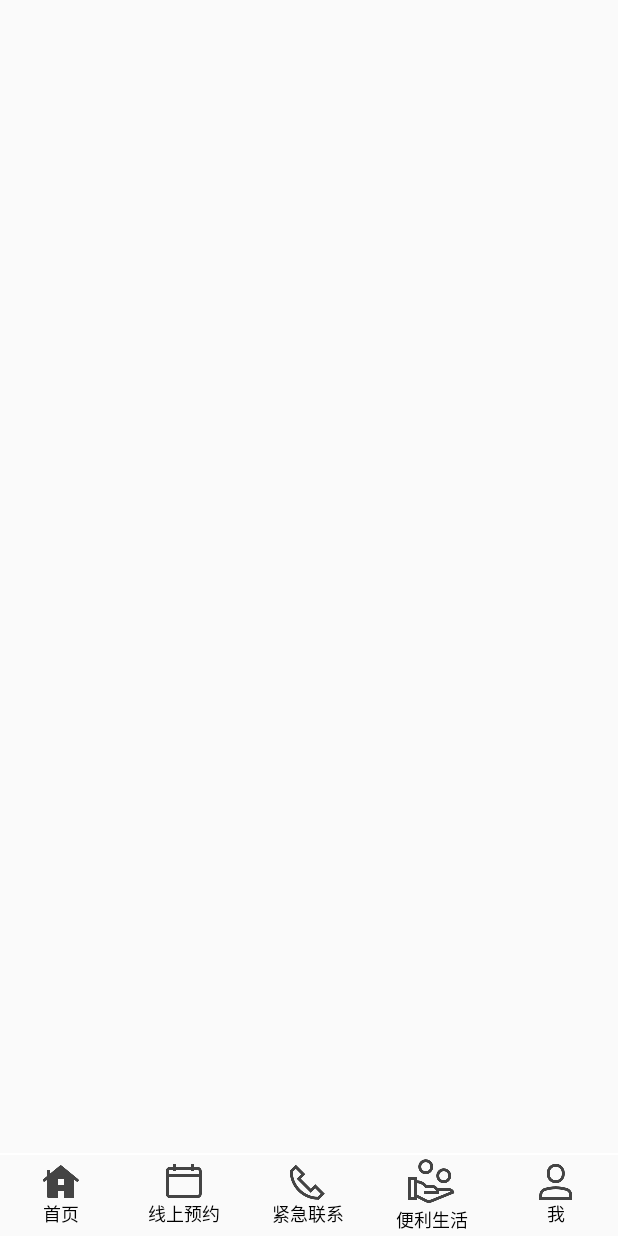
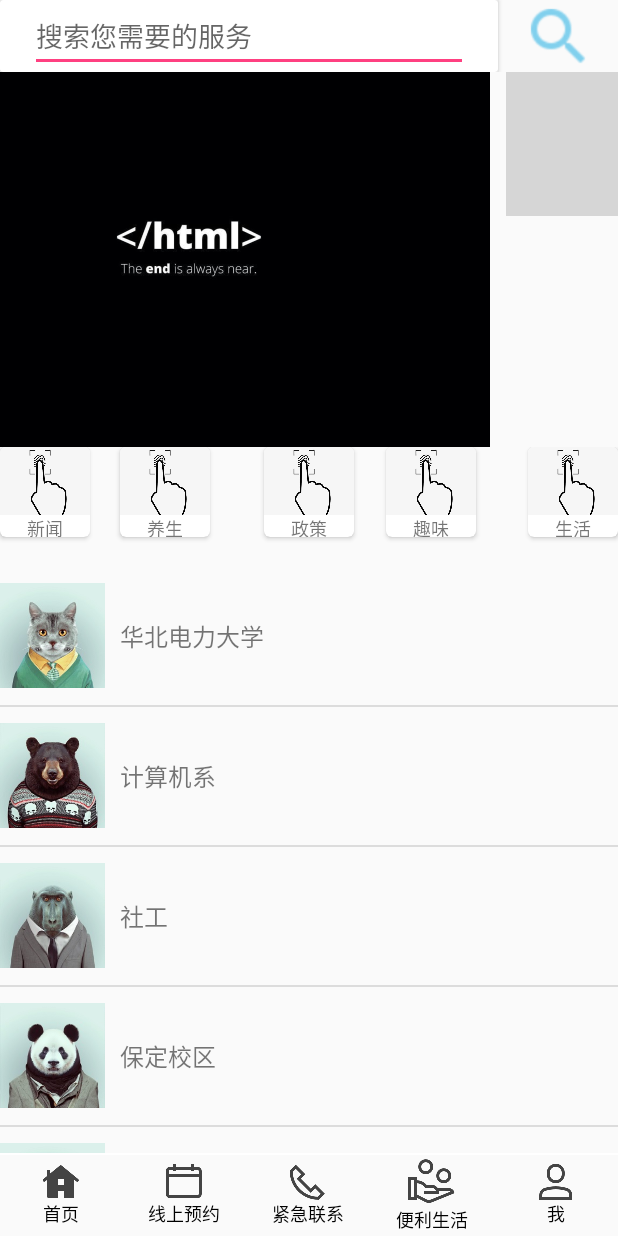
Before and after one commit to Rarchers/-, an Android app: the Home screen opened directly, with no data from a screen before it, on a phone screen of 412 x 824 dp. Run offline under Robolectric (Android 15) with nearby library versions, the phone set to English and light mode, and no system bars; grey boxes are pictures that could not be loaded.

Commit message:
主界面

```diff
--- a/app/build.gradle
+++ b/app/build.gradle
@@ -24,6 +24,9 @@ dependencies {
     implementation 'com.android.support.constraint:constraint-layout:1.1.3'
     implementation 'com.android.support:support-v4:27.1.1'
     implementation 'com.android.support:design:27.1.1'
+    implementation 'com.github.bumptech.glide:glide:3.7.0'
+
+
     testImplementation 'junit:junit:4.12'
     androidTestImplementation 'com.android.support.test:runner:1.0.2'
     implementation 'com.muddzdev:styleabletoast:2.1.2'//https://github.com/Muddz/StyleableToast
--- a/app/src/main/AndroidManifest.xml
+++ b/app/src/main/AndroidManifest.xml
@@ -47,7 +47,9 @@
         <activity android:name=".Login_Register.Register_two" />
         <activity android:name=".Login_Register.ForgetPwdActivity" />
         <activity android:name=".Login_Register.ForgetPwd_two" />
-        <activity android:name=".Acticitys.MainActivity" />
+        <activity android:name=".Acticitys.MainActivity"
+            android:windowSoftInputMode="adjustResize|stateHidden">
+        </activity>
         <activity android:name=".Acticitys.Setting_ME" />
         <activity android:name=".Acticitys.AllOders" />
         <activity
--- /dev/null
+++ b/app/src/main/java/com/rarcher/Adapter/Events.java
@@ -0,0 +1,22 @@
+package com.rarcher.Adapter;
+
+/**
+ * Created by 25532 on 2019/2/11.
+ */
+
+public class Events {
+    private String title;
+    private int imageId;
+
+    public Events(String tilte, int imageId){
+        this.title = tilte;
+        this.imageId = imageId;
+    }
+    public String getTitle() {
+        return title;
+    }
+
+    public int getImageId() {
+        return imageId;
+    }
+}
--- /dev/null
+++ b/app/src/main/java/com/rarcher/Adapter/Events_Adapter.java
@@ -0,0 +1,57 @@
+package com.rarcher.Adapter;
+
+import android.content.Context;
+import android.view.LayoutInflater;
+import android.view.View;
+import android.view.ViewGroup;
+import android.widget.ArrayAdapter;
+import android.widget.ImageView;
+import android.widget.TextView;
+
+
+import com.rarcher.R;
+
+import java.util.List;
+
+/**
+ * Created by R on 2019/2/11.
+ */
+
+public class Events_Adapter extends ArrayAdapter<Events> {
+
+    private int resourceId;
+
+    public Events_Adapter(Context context, int resource, List<Events> objects) {
+        super(context, resource,objects);
+        resourceId = resource;
+    }
+
+
+    @Override
+    public View getView(int position,  View convertView,  ViewGroup parent) {
+        Events events = getItem(position);
+        View view;
+        ViewHolder viewHolder;
+        //优化ListView
+        if (convertView == null){
+            view  = LayoutInflater.from(getContext()).inflate(resourceId,parent,false);
+            viewHolder = new ViewHolder();
+            viewHolder.imageView =view.findViewById(R.id.ac_title);
+            viewHolder.textView = view.findViewById(R.id.news_title);
+            view.setTag(viewHolder);
+
+        }
+        else {
+            view = convertView;
+            viewHolder = (ViewHolder) view.getTag();
+        }
+        viewHolder.imageView.setImageResource(events.getImageId());
+        viewHolder.textView.setText(events.getTitle());
+        return view;
+    }
+
+    class ViewHolder{
+        ImageView imageView;
+        TextView textView;
+    }
+}
--- /dev/null
+++ b/app/src/main/java/com/rarcher/Adapter/RecyAdapter.java
@@ -0,0 +1,71 @@
+package com.rarcher.Adapter;
+
+import android.content.Context;
+import android.support.v7.widget.RecyclerView;
+import android.view.LayoutInflater;
+import android.view.View;
+import android.view.ViewGroup;
+import android.widget.ImageView;
+
+import com.rarcher.R;
+
+import java.util.List;
+
+/**
+ * Created by 25532 on 2019/3/12.
+ */
+
+public class RecyAdapter extends RecyclerView.Adapter<RecyAdapter.ViewHolder> implements View.OnClickListener {
+    private Context context;
+    private List<Integer> datas;
+    private OnItemClickListener onItemClickListener;
+
+    public RecyAdapter(Context context, List<Integer> datas) {
+        this.context = context;
+        this.datas = datas;
+    }
+
+    @Override
+    public ViewHolder onCreateViewHolder(ViewGroup parent, int viewType) {
+        View view = LayoutInflater.from(context).inflate(R.layout.item, parent, false);
+        ViewHolder vh = new ViewHolder(view);
+        view.setOnClickListener(this);
+        return vh;
+    }
+
+    @Override
+    public void onBindViewHolder(ViewHolder holder, int position) {
+        int newPos = position % datas.size();
+        holder.img.setImageResource(datas.get(newPos));
+        holder.itemView.setTag(position);
+    }
+
+    @Override
+    public int getItemCount() {
+        return Integer.MAX_VALUE;
+    }
+
+    @Override
+    public void onClick(View view) {
+        if (onItemClickListener != null) {
+            onItemClickListener.onItemClick(view, (Integer) view.getTag());
+        }
+    }
+
+    class ViewHolder extends RecyclerView.ViewHolder {
+        ImageView img;
+
+        public ViewHolder(View itemView) {
+            super(itemView);
+            img = itemView.findViewById(R.id.img);
+        }
+    }
+
+    public void setOnItemClickListener(OnItemClickListener listener) {
+        this.onItemClickListener = listener;
+    }
+
+    public interface OnItemClickListener {
+        void onItemClick(View view, int tag);
+    }
+}
--- a/app/src/main/java/com/rarcher/Fragments/Home.java
+++ b/app/src/main/java/com/rarcher/Fragments/Home.java
@@ -1,31 +1,216 @@
 package com.rarcher.Fragments;
 
 
+import android.content.Context;
 import android.os.Bundle;
+import android.os.Handler;
 import android.support.v4.app.Fragment;
+import android.support.v7.widget.CardView;
+import android.support.v7.widget.LinearLayoutManager;
+import android.support.v7.widget.RecyclerView;
+import android.util.Log;
 import android.view.LayoutInflater;
 import android.view.View;
 import android.view.ViewGroup;
+import android.view.inputmethod.InputMethodManager;
+import android.widget.ImageView;
+import android.widget.ListAdapter;
+import android.widget.ListView;
+import android.widget.TextView;
+import android.widget.Toast;
 
+import com.rarcher.Adapter.Events;
+import com.rarcher.Adapter.Events_Adapter;
+import com.rarcher.Adapter.RecyAdapter;
 import com.rarcher.R;
+
+import java.util.ArrayList;
+import java.util.List;
+
+import static android.content.ContentValues.TAG;
+import static com.rarcher.Figure.FingerprintUtil.context;
 
 
 /**
  * A simple {@link Fragment} subclass.
  */
-public class Home extends Fragment {
+public class Home extends Fragment implements RecyAdapter.OnItemClickListener {
+
+
+    CardView news,life,yangsheng,zhengce,quwei;
+    TextView newstv,lifetv,yangshengtv,zhengcetv,quweitv;
+    ImageView newsiv,lifeiv,yangshengiv,zhengceiv,quweiiv;
+    ListView small_lv;
+    private List<Events> eventsList = new ArrayList<>();
+    Events_Adapter adapter;
+    RecyclerView recyclerview;
+    private Integer[] mImgIds = {R.drawable.html, R.drawable.you_define_me, R.drawable.html, R.drawable.you_define_me, R.drawable.html, R.drawable.you_define_me, R.drawable.html, R.drawable.you_define_me};
+    private List<Integer> datas = new ArrayList<>();
+    private RecyAdapter recyAdapter;
+    private Handler mHandler = new Handler();
+    private LinearLayoutManager layoutManager;
+    private int oldItem = 0;
 
 
     public Home() {
         // Required empty public constructor
     }
 
+    private void init(View view){
+        news = view.findViewById(R.id.news);
+        life = view.findViewById(R.id.shenghuo);
+        yangsheng = view.findViewById(R.id.yangsheng);
+        zhengce= view.findViewById(R.id.zhengce);
+        quwei = view.findViewById(R.id.quwei);
+        recyclerview = view.findViewById(R.id.recycler);
+        small_lv = view.findViewById(R.id.small_lv);
 
+        newstv = news.findViewById(R.id.the_name);
+        lifetv = life.findViewById(R.id.the_name);
+        yangshengtv = yangsheng.findViewById(R.id.the_name);
+        zhengcetv = zhengce.findViewById(R.id.the_name);
+        quweitv = quwei.findViewById(R.id.the_name);
+
+        newsiv = news.findViewById(R.id.the_image);
+        lifeiv = life.findViewById(R.id.the_image);
+        yangshengiv = yangsheng.findViewById(R.id.the_image);
+        zhengceiv = zhengce.findViewById(R.id.the_image);
+        quweiiv = quwei.findViewById(R.id.the_image);
+
+
+        newstv.setText("新闻");
+        lifetv.setText("生活");
+        yangshengtv.setText("养生");
+        zhengcetv.setText("政策");
+        quweitv.setText("趣味");
+
+        newsiv.setImageResource(R.drawable.figure);
+        lifeiv.setImageResource(R.drawable.figure);
+        yangshengiv.setImageResource(R.drawable.figure);
+        zhengceiv.setImageResource(R.drawable.figure);
+        quweiiv.setImageResource(R.drawable.figure);
+
+        init_events();
+        adapter = new Events_Adapter(getContext(),R.layout.events_items,eventsList);
+        small_lv.setAdapter(adapter);
+        setListViewHeightBasedOnChildren(small_lv);
+    }
+    private void setListViewHeightBasedOnChildren(ListView listView) {
+        // 获取ListView对应的Adapter
+        ListAdapter listAdapter = listView.getAdapter();
+        if (listAdapter == null) {
+            return;
+        }
+
+        int totalHeight = 0;
+        for (int i = 0, len = listAdapter.getCount(); i < len; i++) {
+            // listAdapter.getCount()返回数据项的数目
+            View listItem = listAdapter.getView(i, null, listView);
+            // 计算子项View 的宽高
+            listItem.measure(0, 0);
+            // 统计所有子项的总高度
+            totalHeight += listItem.getMeasuredHeight();
+        }
+
+        ViewGroup.LayoutParams params = listView.getLayoutParams();
+        params.height = totalHeight+ (listView.getDividerHeight() * (listAdapter.getCount() - 1));
+        // listView.getDividerHeight()获取子项间分隔符占用的高度
+        // params.height最后得到整个ListView完整显示需要的高度
+        listView.setLayoutParams(params);
+    }
+    private void init_events(){
+        for (int i= 0;i<10;i++){
+            Events events = new Events("华北电力大学",R.drawable.ic_avatar_cat);
+            eventsList.add(events);
+            Events events1 = new Events("计算机系",R.drawable.ic_avatar_bear);
+            eventsList.add(events1);
+            Events events2 = new Events("社工",R.drawable.ic_avatar_monkey);
+            eventsList.add(events2);
+            Events events3 = new Events("保定校区",R.drawable.ic_avatar_panda);
+            eventsList.add(events3);
+            Events events4 = new Events("北京校区",R.drawable.ic_avatar_pig);
+            eventsList.add(events4);
+            Events events5= new Events("华北电力高中",R.drawable.ic_avatar_rhino);
+            eventsList.add(events5);
+            Events events6= new Events("华北Gay力高中",R.drawable.ic_avatar_raccoon);
+            eventsList.add(events6);
+        }
+    }
     @Override
     public View onCreateView(LayoutInflater inflater, ViewGroup container,
                              Bundle savedInstanceState) {
         // Inflate the layout for this fragment
         return inflater.inflate(R.layout.fragment_home, container, false);
+
+
+    }
+
+    @Override
+    public void onViewCreated(View view, Bundle savedInstanceState) {
+        super.onViewCreated(view, savedInstanceState);
+      //  img = view.findViewById(R.id.img);
+        hideInputManager(getContext(),view);
+
+        init(view);
+        initData();
+        initRecy();
+      //  img.setImageResource(datas.get(0));
+        recyAdapter.setOnItemClickListener(this);
+    }
+
+    @Override
+    public void onResume() {
+        super.onResume();
+        mHandler.postDelayed(scrollRunnable, 10);
+    }
+
+    @Override
+    public void onStop() {
+        super.onStop();
+        mHandler.removeCallbacks(scrollRunnable);
+    }
+    /**
+     * 隐藏输入软键盘
+     * @param context
+     * @param view
+     */
+    public static void hideInputManager(Context context, View view){
+        InputMethodManager imm = (InputMethodManager) context.getSystemService(Context.INPUT_METHOD_SERVICE);
+        if (view !=null && imm != null){
+            imm.hideSoftInputFromWindow(view.getWindowToken(), 0); //强制隐藏
+        }
+    }
+    @Override
+    public void onItemClick(View view, int tag) {
+        Toast.makeText(getContext(), "第" + tag + "张图片被点击了", Toast.LENGTH_SHORT).show();
+    }
+
+    Runnable scrollRunnable = new Runnable() {
+        @Override
+        public void run() {
+            recyclerview.scrollBy(3, 0); //      int firstItem = layoutManager.findFirstVisibleItemPosition();
+            int firstItem = layoutManager.findFirstVisibleItemPosition();
+            if (firstItem != oldItem && firstItem > 0) {
+                oldItem = firstItem;
+               // img.setImageResource(datas.get(oldItem % datas.size()));
+            }
+            Log.e(TAG, "run: firstItem:" + firstItem);
+            mHandler.postDelayed(scrollRunnable, 50);
+        }
+    };
+
+    private void initRecy() {
+        recyAdapter = new RecyAdapter(getContext(), datas);
+        layoutManager = new LinearLayoutManager(getActivity());
+        layoutManager.setOrientation(LinearLayoutManager.HORIZONTAL);
+        recyclerview.setLayoutManager(layoutManager);
+        recyclerview.setAdapter(recyAdapter);
+    }
+
+    private void initData() {
+        for (int i = 0; i < mImgIds.length; i++) {
+            datas.add(mImgIds[i]);
+        }
     }
 
 }
--- /dev/null
+++ b/app/src/main/res/layout/events_items.xml
@@ -0,0 +1,46 @@
+<?xml version="1.0" encoding="utf-8"?>
+<FrameLayout
+    xmlns:android="http://schemas.android.com/apk/res/android"
+    android:layout_width="match_parent"
+    android:layout_height="match_parent">
+
+    <RelativeLayout
+        android:id="@+id/news_item"
+        android:layout_width="match_parent"
+        android:layout_height="92dp"
+        android:orientation="horizontal">
+
+        <ImageView
+            android:id="@+id/ac_title"
+            android:layout_width="70dp"
+            android:layout_height="70dp"
+            android:layout_alignParentLeft="true"
+            android:layout_centerInParent="true"
+            android:scaleType="fitCenter"
+            android:src="@drawable/ic_avatar_cat"
+          />
+
+        <TextView
+            android:id="@+id/news_title"
+            android:layout_width="wrap_content"
+            android:layout_height="wrap_content"
+            android:layout_alignParentRight="true"
+            android:layout_centerInParent="true"
+            android:layout_toRightOf="@id/ac_title"
+            android:maxLines="1"
+            android:lineSpacingMultiplier="1.2"
+            android:paddingLeft="10dp"
+            android:text="喵喵喵"
+            android:textSize="16sp"
+           />
+
+        <View
+            android:layout_width="match_parent"
+            android:layout_height="1dp"
+            android:layout_alignParentBottom="true"
+            android:layout_marginLeft="10dp"
+            android:layout_marginRight="10dp"
+            android:layout_toRightOf="@id/ac_title"
+          />
+    </RelativeLayout>
+</FrameLayout>
--- a/app/src/main/res/layout/fragment_accident.xml
+++ b/app/src/main/res/layout/fragment_accident.xml
@@ -1,13 +1,19 @@
-<FrameLayout xmlns:android="http://schemas.android.com/apk/res/android"
+<RelativeLayout xmlns:android="http://schemas.android.com/apk/res/android"
     xmlns:tools="http://schemas.android.com/tools"
     android:layout_width="match_parent"
     android:layout_height="match_parent"
+
     tools:context="com.rarcher.Fragments.Accident">
 
     <!-- TODO: Update blank fragment layout -->
     <TextView
-        android:layout_width="match_parent"
-        android:layout_height="match_parent"
-        android:text="@string/hello_blank_fragment" />
+        android:layout_width="wrap_content"
+        android:layout_height="wrap_content"
+        android:layout_alignParentTop="true"
+        android:layout_centerHorizontal="true"
+        android:layout_marginTop="236dp"
+        android:text="您好，这里是紧急救助功能。当发生紧急情况时，长按此键5秒以上，我们将自动联系您的紧急联系人，对您实施及时救助，随时守护您的平安！"
+        android:textSize="24sp"
+        android:textStyle="bold" />
 
-</FrameLayout>
+</RelativeLayout>
--- a/app/src/main/res/layout/fragment_home.xml
+++ b/app/src/main/res/layout/fragment_home.xml
@@ -1,9 +1,123 @@
-<FrameLayout xmlns:android="http://schemas.android.com/apk/res/android"
+<LinearLayout xmlns:android="http://schemas.android.com/apk/res/android"
+    xmlns:app="http://schemas.android.com/apk/res-auto"
     xmlns:tools="http://schemas.android.com/tools"
     android:layout_width="match_parent"
     android:layout_height="match_parent"
+    android:orientation="vertical"
     tools:context="com.rarcher.Fragments.Home">
 
     <!-- TODO: Update blank fragment layout -->
 
-</FrameLayout>
+    <LinearLayout
+        android:layout_width="match_parent"
+        android:layout_height="wrap_content"
+        android:orientation="horizontal">
+
+        <android.support.v7.widget.CardView
+            android:layout_width="332dp"
+            android:layout_height="wrap_content">
+
+            <EditText
+                android:layout_width="match_parent"
+                android:layout_height="match_parent"
+                android:layout_marginLeft="20dp"
+                android:layout_marginRight="20dp"
+                android:focusable="true"
+                android:focusableInTouchMode="true"
+                android:maxLines="1"
+                android:hint="搜索您需要的服务" />
+        </android.support.v7.widget.CardView>
+
+        <ImageView
+            android:id="@+id/search_main"
+            android:layout_width="wrap_content"
+            android:layout_height="match_parent"
+            android:layout_weight="1"
+            android:src="@drawable/ic_search_blue_24dp" />
+    </LinearLayout>
+
+
+    <ScrollView
+        android:layout_width="match_parent"
+        android:layout_height="match_parent">
+
+        <LinearLayout
+            android:layout_width="match_parent"
+            android:layout_height="wrap_content"
+            android:orientation="vertical">
+
+            <android.support.v7.widget.RecyclerView
+                android:id="@+id/recycler"
+                android:layout_width="match_parent"
+                android:layout_height="250dp"
+                android:layout_alignParentBottom="true"
+                android:layout_alignParentStart="true">
+
+            </android.support.v7.widget.RecyclerView>
+
+            <RelativeLayout
+                android:layout_width="match_parent"
+                android:layout_height="80dp">
+
+                <include
+                    android:id="@+id/news"
+                    layout="@layout/mian_item"
+                    android:layout_width="60dp"
+                    android:layout_height="60dp"
+                    android:layout_alignParentStart="true"
+                    android:layout_alignParentTop="true">
+
+                </include>
+
+                <include
+                    android:id="@+id/yangsheng"
+                    layout="@layout/mian_item"
+                    android:layout_width="60dp"
+                    android:layout_height="60dp"
+                    android:layout_alignParentTop="true"
+                    android:layout_marginStart="20dp"
+                    android:layout_toEndOf="@+id/news">
+
+                </include>
+
+                <include
+                    android:id="@+id/zhengce"
+                    layout="@layout/mian_item"
+                    android:layout_width="60dp"
+                    android:layout_height="60dp"
+                    android:layout_alignParentTop="true"
+                    android:layout_centerHorizontal="true">
+
+                </include>
+
+                <include
+                    android:id="@+id/quwei"
+                    layout="@layout/mian_item"
+                    android:layout_width="60dp"
+                    android:layout_height="60dp"
+                    android:layout_alignParentTop="true"
+                    android:layout_marginStart="21dp"
+                    android:layout_toEndOf="@+id/zhengce">
+
+                </include>
+
+                <include
+                    android:id="@+id/shenghuo"
+                    layout="@layout/mian_item"
+                    android:layout_width="60dp"
+                    android:layout_height="60dp"
+                    android:layout_alignParentEnd="true"
+                    android:layout_alignParentTop="true">
+
+                </include>
+            </RelativeLayout>
+
+            <ListView
+                android:id="@+id/small_lv"
+                android:layout_width="match_parent"
+                android:layout_height="279dp" />
+
+        </LinearLayout>
+    </ScrollView>
+
+</LinearLayout>
--- /dev/null
+++ b/app/src/main/res/layout/item.xml
@@ -0,0 +1,14 @@
+<?xml version="1.0" encoding="utf-8"?>
+<LinearLayout xmlns:android="http://schemas.android.com/apk/res/android"
+    android:layout_width="match_parent"
+    android:layout_height="wrap_content"
+    android:orientation="vertical">
+
+    <ImageView
+        android:id="@+id/img"
+        android:layout_width="match_parent"
+        android:layout_height="wrap_content"
+        android:layout_marginLeft="5dp"
+        android:layout_marginRight="5dp"
+        android:scaleType="fitXY" />
+</LinearLayout>
--- /dev/null
+++ b/app/src/main/res/layout/mian_item.xml
@@ -0,0 +1,29 @@
+<?xml version="1.0" encoding="utf-8"?>
+<android.support.v7.widget.CardView xmlns:android="http://schemas.android.com/apk/res/android"
+    xmlns:app="http://schemas.android.com/apk/res-auto"
+    android:layout_width="60dp"
+    android:layout_height="60dp"
+    android:layout_margin="5dp"
+    app:cardCornerRadius="4dp">
+
+    <LinearLayout
+        android:layout_width="60dp"
+        android:layout_height="60dp"
+        android:orientation="vertical">
+
+        <ImageView
+            android:id="@+id/the_image"
+            android:layout_width="60dp"
+            android:layout_height="45dp"
+            android:scaleType="centerCrop" />
+
+        <TextView
+            android:id="@+id/the_name"
+            android:layout_width="60dp"
+            android:layout_height="wrap_content"
+            android:layout_gravity="center_horizontal"
+            android:textAlignment="center"
+            android:textSize="12sp" />
+    </LinearLayout>
+
+</android.support.v7.widget.CardView>
```
